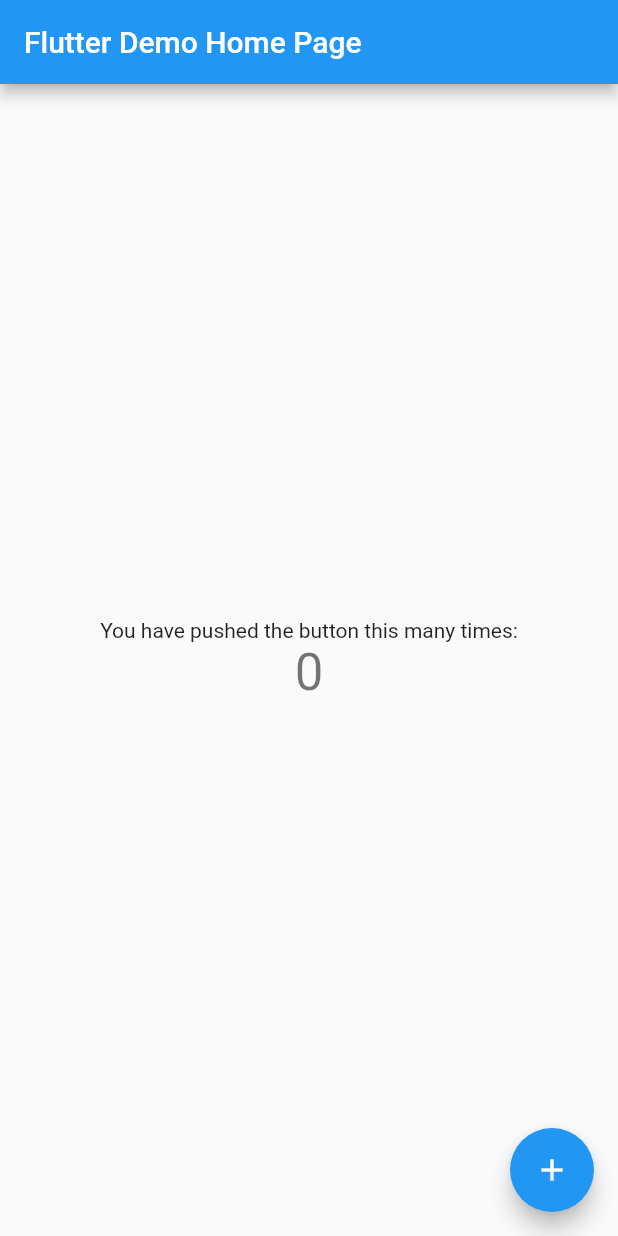
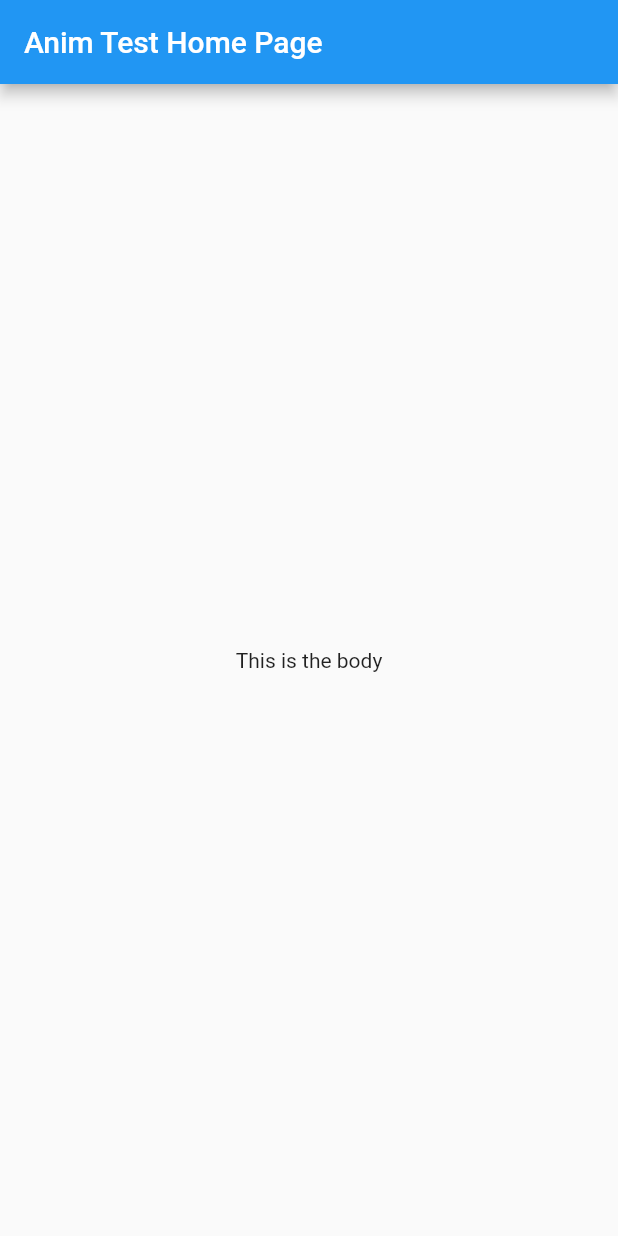
Before and after one commit to santiagosantucho/anim_test_app, a Flutter app: the screen it shows after launch, on a phone screen of 412 x 824 dp. Run offline on Flutter 3.47's test engine with Material 2 defaults, Android fonts, the phone set to English and light mode, and no system bars.

Commit message:
Clean up.

```diff
--- a/lib/main.dart
+++ b/lib/main.dart
@@ -5,43 +5,18 @@ void main() {
 }
 
 class MyApp extends StatelessWidget {
-  // This widget is the root of your application.
+
   @override
   Widget build(BuildContext context) {
     return MaterialApp(
       title: 'Flutter Demo',
-      theme: ThemeData(
-        // This is the theme of your application.
-        //
-        // Try running your application with "flutter run". You'll see the
-        // application has a blue toolbar. Then, without quitting the app, try
-        // changing the primarySwatch below to Colors.green and then invoke
-        // "hot reload" (press "r" in the console where you ran "flutter run",
-        // or simply save your changes to "hot reload" in a Flutter IDE).
-        // Notice that the counter didn't reset back to zero; the application
-        // is not restarted.
-        primarySwatch: Colors.blue,
-        // This makes the visual density adapt to the platform that you run
-        // the app on. For desktop platforms, the controls will be smaller and
-        // closer together (more dense) than on mobile platforms.
-        visualDensity: VisualDensity.adaptivePlatformDensity,
-      ),
-      home: MyHomePage(title: 'Flutter Demo Home Page'),
+      home: MyHomePage(title: 'Anim Test Home Page'),
     );
   }
 }
 
 class MyHomePage extends StatefulWidget {
   MyHomePage({Key key, this.title}) : super(key: key);
-
-  // This widget is the home page of your application. It is stateful, meaning
-  // that it has a State object (defined below) that contains fields that affect
-  // how it looks.
-
-  // This class is the configuration for the state. It holds the values (in this
-  // case the title) provided by the parent (in this case the App widget) and
-  // used by the build method of the State. Fields in a Widget subclass are
-  // always marked "final".
 
   final String title;
 
@@ -50,68 +25,17 @@ class MyHomePage extends StatefulWidget {
 }
 
 class _MyHomePageState extends State<MyHomePage> {
-  int _counter = 0;
-
-  void _incrementCounter() {
-    setState(() {
-      // This call to setState tells the Flutter framework that something has
-      // changed in this State, which causes it to rerun the build method below
-      // so that the display can reflect the updated values. If we changed
-      // _counter without calling setState(), then the build method would not be
-      // called again, and so nothing would appear to happen.
-      _counter++;
-    });
-  }
 
   @override
   Widget build(BuildContext context) {
-    // This method is rerun every time setState is called, for instance as done
-    // by the _incrementCounter method above.
-    //
-    // The Flutter framework has been optimized to make rerunning build methods
-    // fast, so that you can just rebuild anything that needs updating rather
-    // than having to individually change instances of widgets.
     return Scaffold(
       appBar: AppBar(
-        // Here we take the value from the MyHomePage object that was created by
-        // the App.build method, and use it to set our appbar title.
         title: Text(widget.title),
       ),
       body: Center(
-        // Center is a layout widget. It takes a single child and positions it
-        // in the middle of the parent.
-        child: Column(
-          // Column is also a layout widget. It takes a list of children and
-          // arranges them vertically. By default, it sizes itself to fit its
-          // children horizontally, and tries to be as tall as its parent.
-          //
-          // Invoke "debug painting" (press "p" in the console, choose the
-          // "Toggle Debug Paint" action from the Flutter Inspector in Android
-          // Studio, or the "Toggle Debug Paint" command in Visual Studio Code)
-          // to see the wireframe for each widget.
-          //
-          // Column has various properties to control how it sizes itself and
-          // how it positions its children. Here we use mainAxisAlignment to
-          // center the children vertically; the main axis here is the vertical
-          // axis because Columns are vertical (the cross axis would be
-          // horizontal).
-          mainAxisAlignment: MainAxisAlignment.center,
-          children: <Widget>[
-            Text(
-              'You have pushed the button this many times:',
-            ),
-            Text(
-              '$_counter',
-              style: Theme.of(context).textTheme.headline4,
-            ),
-          ],
-        ),
+        child: Text('This is the body'),
       ),
-      floatingActionButton: FloatingActionButton(
-        onPressed: _incrementCounter,
-        tooltip: 'Increment',
-        child: Icon(Icons.add),
-      ), // This trailing comma makes auto-formatting nicer for build methods.
     );
   }
+
 }
```
